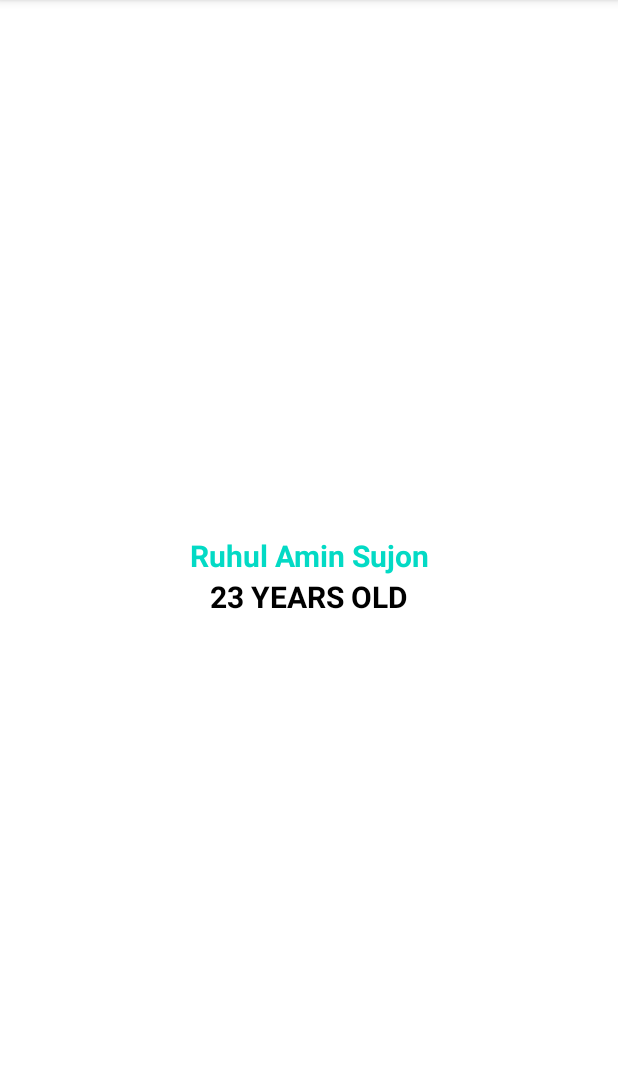
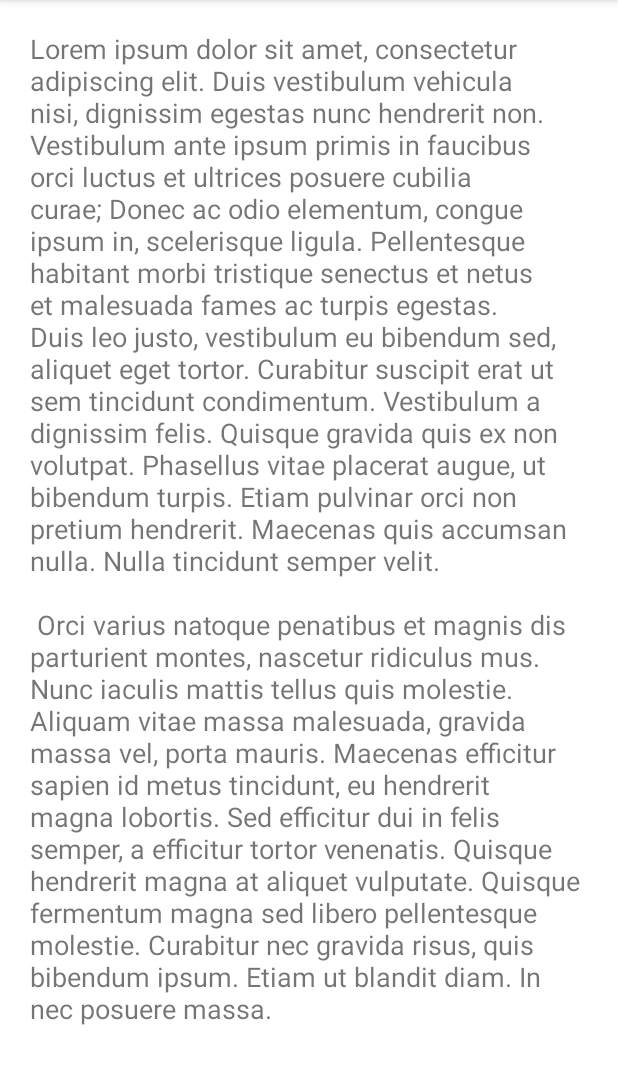
Before and after one commit to Rasujon3/anisul_islam, an Android app: the screen it shows after launch (MainActivity), on a phone screen of 412 x 824 dp, the part 84-1168 px from its top. Run offline under Robolectric (Android 15) with nearby library versions, the phone set to English and light mode, and no system bars.

Commit message:
scrollView

```diff
--- a/app/src/main/res/layout/activity_main.xml
+++ b/app/src/main/res/layout/activity_main.xml
@@ -5,40 +5,24 @@
     android:layout_width="match_parent"
     android:layout_height="match_parent"
     android:orientation="vertical"
-    android:gravity="center"
+
 
     tools:context=".MainActivity">
 
 
-    <TextView
-        android:id="@+id/nametextview"
+    <ScrollView
+        android:padding="10dp"
         android:layout_width="match_parent"
-        android:layout_height="wrap_content"
+        android:layout_height="match_parent">
 
-        android:text="@string/name_text"
-        android:textSize="20sp"
-        android:textStyle="bold"
-        android:textColor="@color/teal_200"
-        android:textAllCaps="true"
-        android:textAlignment="center"
-        android:textIsSelectable="true"
-        android:textColorHighlight="@color/black"
-        android:gravity="center_horizontal"
-        android:layout_gravity="center_horizontal" />
+        <TextView
+            android:layout_width="wrap_content"
+            android:layout_height="wrap_content"
+            android:layout_margin="10dp"
+            android:text="@string/large_text"
+            android:textSize="18sp" />
 
-    <TextView
-        android:id="@+id/agetextview"
-        android:layout_width="wrap_content"
-        android:layout_height="wrap_content"
-
-        android:text="@string/age_text"
-        android:textSize="20sp"
-        android:textStyle="bold"
-        android:textColor="#000000"
-        android:textAllCaps="true"
-        android:gravity="center_horizontal"
-        android:layout_gravity="center_horizontal"
-        tools:ignore="InvalidId" />
+    </ScrollView>
 
 
 </LinearLayout>
--- a/app/src/main/res/values/strings.xml
+++ b/app/src/main/res/values/strings.xml
@@ -2,4 +2,11 @@
     <string name="app_name">TextView</string>
     <string name="name_text">Ruhul Amin Sujon</string>
     <string name="age_text">23 years old</string>
+    <string name="large_text">
+
+        Lorem ipsum dolor sit amet, consectetur adipiscing elit. Duis vestibulum vehicula nisi, dignissim egestas nunc hendrerit non. Vestibulum ante ipsum primis in faucibus orci luctus et ultrices posuere cubilia curae; Donec ac odio elementum, congue ipsum in, scelerisque ligula. Pellentesque habitant morbi tristique senectus et netus et malesuada fames ac turpis egestas. Duis leo justo, vestibulum eu bibendum sed, aliquet eget tortor. Curabitur suscipit erat ut sem tincidunt condimentum. Vestibulum a dignissim felis. Quisque gravida quis ex non volutpat. Phasellus vitae placerat augue, ut bibendum turpis. Etiam pulvinar orci non pretium hendrerit. Maecenas quis accumsan nulla. Nulla tincidunt semper velit.\n\n
+
+        Orci varius natoque penatibus et magnis dis parturient montes, nascetur ridiculus mus. Nunc iaculis mattis tellus quis molestie. Aliquam vitae massa malesuada, gravida massa vel, porta mauris. Maecenas efficitur sapien id metus tincidunt, eu hendrerit magna lobortis. Sed efficitur dui in felis semper, a efficitur tortor venenatis. Quisque hendrerit magna at aliquet vulputate. Quisque fermentum magna sed libero pellentesque molestie. Curabitur nec gravida risus, quis bibendum ipsum. Etiam ut blandit diam. In nec posuere massa.
+\n \n
+    </string>
 </resources>
```
